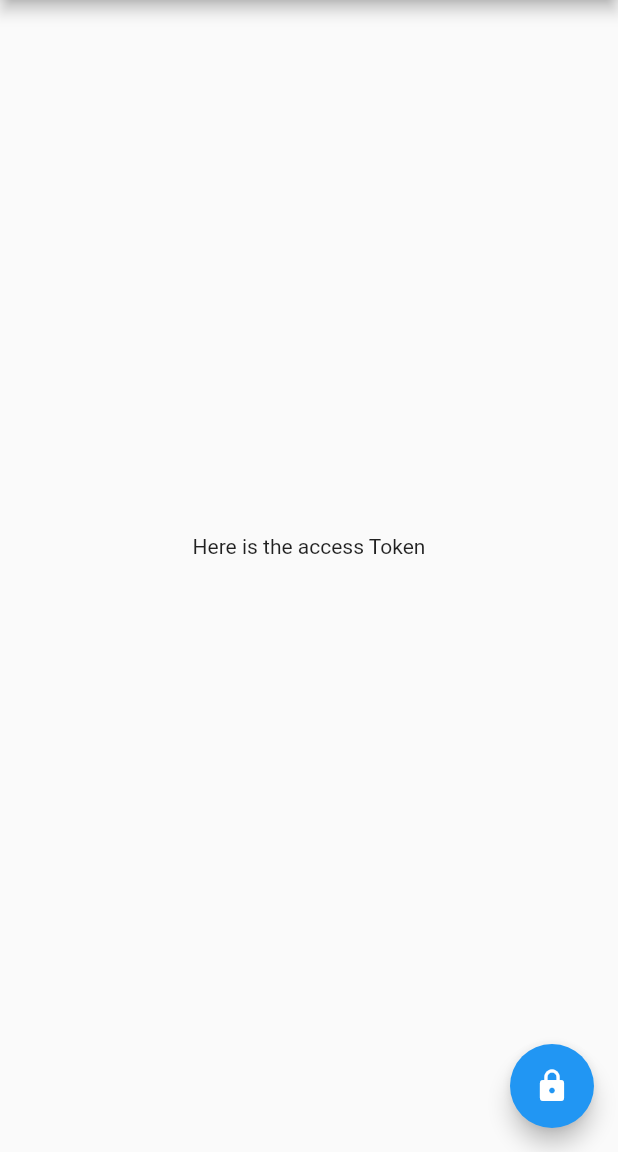
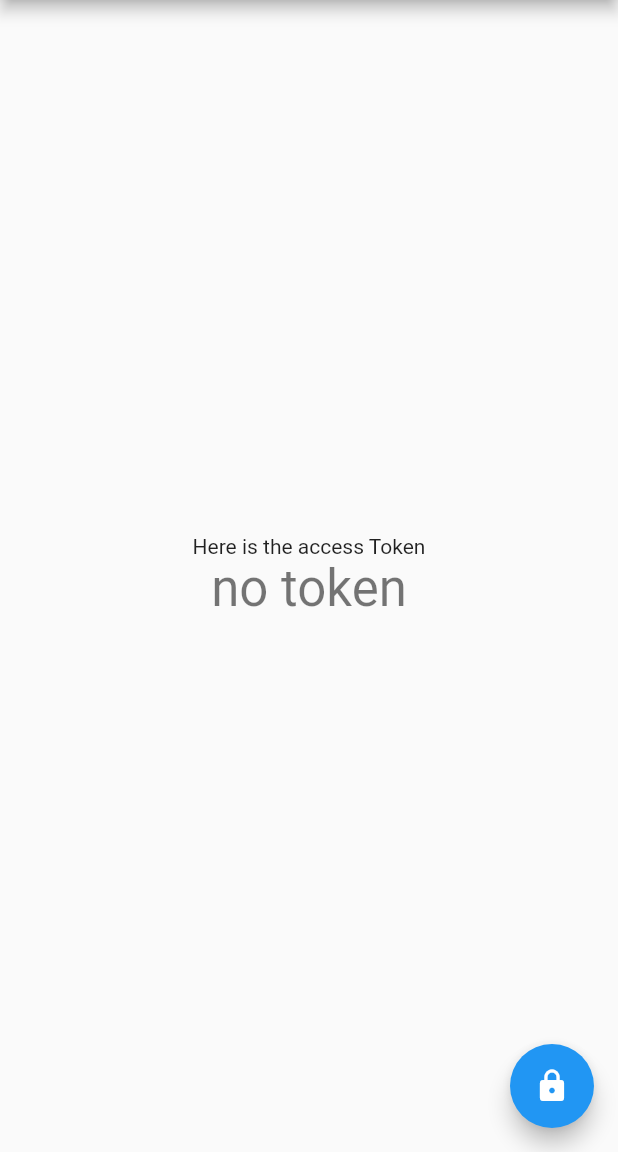
Before and after one commit to MateusPedrosoSilva/api_flutter, a Flutter app: the screen it shows after launch, after a tap on the "lock" icon, on a phone screen of 412 x 824 dp, the part 84-1236 px from its top. Run offline on Flutter 3.47's test engine with Material 2 defaults, Android fonts, the phone set to English and light mode, and no system bars; network calls fail.

Commit message:
get and show info from API. Getting the token.

```diff
--- a/lib/app/services/api.dart
+++ b/lib/app/services/api.dart
@@ -1,5 +1,13 @@
 import 'package:api_flutter/app/services/api_keys.dart';
 import 'package:flutter/foundation.dart';
+
+enum Endpoint {
+  cases,
+  casesSuspected,
+  casesConfirmed,
+  deaths,
+  recovered,
+}
 
 class API {
   final String apiKeys;
@@ -14,4 +22,18 @@ class API {
         host: host,
         path: 'token',
       );
+
+  Uri endPointUri(Endpoint endpoint) => Uri(
+        scheme: 'https',
+        host: host,
+        path: _paths[endpoint],
+      );
+
+  static Map<Endpoint, String> _paths = {
+    Endpoint.cases: 'cases',
+    Endpoint.casesSuspected: 'casesSuspected',
+    Endpoint.casesConfirmed: 'casesConfirmed',
+    Endpoint.deaths: 'deaths',
+    Endpoint.recovered: 'recovered',
+  };
 }
--- a/lib/main.dart
+++ b/lib/main.dart
@@ -32,12 +32,26 @@ class MyHomePage extends StatefulWidget {
 }
 
 class _MyHomePageState extends State<MyHomePage> {
-  String _accessToken = '';
+  String _accessToken = 'no token';
+  int _cases;
+  int _deaths;
 
   void _updateAccessToken() async {
     final apiService = APIService(API.sandbox());
     final accessToken = await apiService.getAccessToken();
-    setState(() => _accessToken = accessToken);
+    final cases = await apiService.getEndPointData(
+      accessToken: accessToken,
+      endpoint: Endpoint.cases,
+    );
+    final deaths = await apiService.getEndPointData(
+      accessToken: accessToken,
+      endpoint: Endpoint.deaths,
+    );
+    setState(() {
+      _accessToken = accessToken;
+      _cases = cases;
+      _deaths = deaths;
+    });
   }
 
   @override
@@ -57,6 +71,24 @@ class _MyHomePageState extends State<MyHomePage> {
               '$_accessToken',
               style: Theme.of(context).textTheme.headline4,
             ),
+            if (_cases != null)
+              Text(
+                'Cases',
+              ),
+            if (_cases != null)
+              Text(
+                '$_cases',
+                style: Theme.of(context).textTheme.headline4,
+              ),
+            if (_deaths != null)
+              Text(
+                'Deaths',
+              ),
+            if (_deaths != null)
+              Text(
+                '$_deaths',
+                style: Theme.of(context).textTheme.headline4,
+              ),
           ],
         ),
       ),
```
Also changed, not shown: lib/app/services/api_services.dart (+36 -0 lines).
